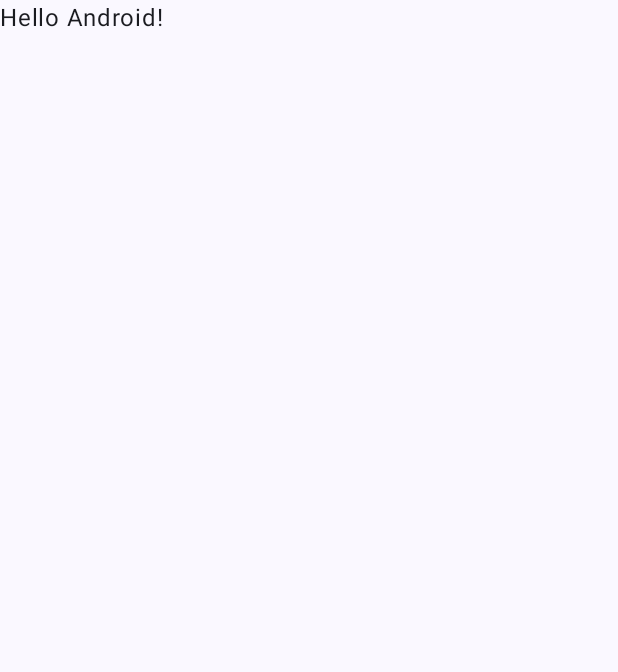
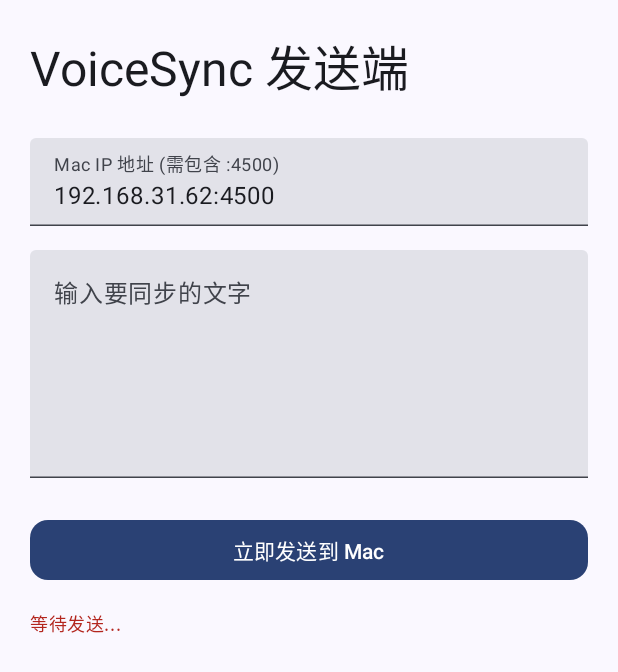
Before and after one commit to sedationh/VoiceSync, an Android app built with Jetpack Compose: the screen it shows after launch (MainActivity), on a phone screen of 412 x 824 dp. Before the commit the part shown is almost empty. Shown: the top 672 px of the screen. Run offline under Robolectric (Android 15) with nearby library versions, the phone set to English and light mode, and no system bars.

Commit message:
feat: Enhance MainActivity with network functionality and UI for sending data to Mac

```diff
--- a/VoiceSyncAndroid/app/src/main/AndroidManifest.xml
+++ b/VoiceSyncAndroid/app/src/main/AndroidManifest.xml
@@ -6,6 +6,7 @@
 
     <application
         android:allowBackup="true"
+        android:usesCleartextTraffic="true"
         android:dataExtractionRules="@xml/data_extraction_rules"
         android:fullBackupContent="@xml/backup_rules"
         android:icon="@mipmap/ic_launcher"
--- a/VoiceSyncAndroid/app/src/main/java/com/sedationh/voicesync/MainActivity.kt
+++ b/VoiceSyncAndroid/app/src/main/java/com/sedationh/voicesync/MainActivity.kt
@@ -1,47 +1,133 @@
 package com.sedationh.voicesync
 
 import android.os.Bundle
+import android.util.Log
 import androidx.activity.ComponentActivity
 import androidx.activity.compose.setContent
 import androidx.activity.enableEdgeToEdge
-import androidx.compose.foundation.layout.fillMaxSize
-import androidx.compose.foundation.layout.padding
-import androidx.compose.material3.Scaffold
-import androidx.compose.material3.Text
-import androidx.compose.runtime.Composable
+import androidx.compose.foundation.layout.*
+import androidx.compose.material3.*
+import androidx.compose.runtime.*
 import androidx.compose.ui.Modifier
-import androidx.compose.ui.tooling.preview.Preview
+import androidx.compose.ui.unit.dp
 import com.sedationh.voicesync.ui.theme.VoiceSyncAndroidTheme
+import kotlinx.coroutines.Dispatchers
+import kotlinx.coroutines.launch
+import okhttp3.*
+import okhttp3.RequestBody.Companion.toRequestBody
+import java.io.IOException
 
 class MainActivity : ComponentActivity() {
+    // 1. 初始化 OkHttp 客户端
+    private val client = OkHttpClient()
+
     override fun onCreate(savedInstanceState: Bundle?) {
         super.onCreate(savedInstanceState)
         enableEdgeToEdge()
         setContent {
             VoiceSyncAndroidTheme {
+                // 2. 状态管理
+                var targetIp by remember { mutableStateOf("192.168.31.62:4500") } // 👈 记得改成你 Mac 的 IP
+                var content by remember { mutableStateOf("") }
+                var logMessage by remember { mutableStateOf("等待发送...") }
+                val scope = rememberCoroutineScope()
+
                 Scaffold(modifier = Modifier.fillMaxSize()) { innerPadding ->
-                    Greeting(
-                        name = "Android",
-                        modifier = Modifier.padding(innerPadding)
-                    )
+                    Column(
+                        modifier = Modifier
+                            .padding(innerPadding)
+                            .padding(20.dp)
+                            .fillMaxSize()
+                    ) {
+                        Text(
+                            text = "VoiceSync 发送端",
+                            style = MaterialTheme.typography.headlineLarge
+                        )
+
+                        Spacer(modifier = Modifier.height(24.dp))
+
+                        // IP 输入框
+                        TextField(
+                            value = targetIp,
+                            onValueChange = { targetIp = it },
+                            label = { Text("Mac IP 地址 (需包含 :4500)") },
+                            modifier = Modifier.fillMaxWidth(),
+                            singleLine = true
+                        )
+
+                        Spacer(modifier = Modifier.height(16.dp))
+
+                        // 内容输入框
+                        TextField(
+                            value = content,
+                            onValueChange = { content = it },
+                            label = { Text("输入要同步的文字") },
+                            modifier = Modifier.fillMaxWidth(),
+                            minLines = 5
+                        )
+
+                        Spacer(modifier = Modifier.height(24.dp))
+
+                        // 发送按钮
+                        Button(
+                            onClick = {
+                                logMessage = "正在发送..."
+                                // 3. 在 IO 线程执行网络请求
+                                scope.launch(Dispatchers.IO) {
+                                    sendToMac(targetIp, content) { success, msg ->
+                                        logMessage = if (success) "同步成功 ✅" else "失败: $msg ❌"
+                                    }
+                                }
+                            },
+                            modifier = Modifier.fillMaxWidth(),
+                            shape = MaterialTheme.shapes.medium
+                        ) {
+                            Text("立即发送到 Mac")
+                        }
+
+                        Spacer(modifier = Modifier.height(16.dp))
+
+                        Text(
+                            text = logMessage,
+                            style = MaterialTheme.typography.bodySmall,
+                            color = if (logMessage.contains("成功")) MaterialTheme.colorScheme.primary else MaterialTheme.colorScheme.error
+                        )
+                    }
                 }
             }
         }
     }
-}
 
-@Composable
-fun Greeting(name: String, modifier: Modifier = Modifier) {
-    Text(
-        text = "Hello $name!",
-        modifier = modifier
-    )
-}
+    // 4. 发送逻辑 (对应 Plan 1.4)
+    private fun sendToMac(ipPort: String, text: String, onResult: (Boolean, String) -> Unit) {
+        if (text.isEmpty()) {
+            onResult(false, "内容不能为空")
+            return
+        }
 
-@Preview(showBackground = true)
-@Composable
-fun GreetingPreview() {
-    VoiceSyncAndroidTheme {
-        Greeting("Android")
+        // 确保 URL 格式正确
+        val url = if (ipPort.startsWith("http")) "$ipPort/sync" else "http://$ipPort/sync"
+
+        val request = Request.Builder()
+            .url(url)
+            .post(text.toRequestBody())
+            .build()
+
+        client.newCall(request).enqueue(object : Callback {
+            override fun onFailure(call: Call, e: IOException) {
+                Log.e("VoiceSync", "请求失败: ${e.message}")
+                onResult(false, e.message ?: "未知错误")
+            }
+
+            override fun onResponse(call: Call, response: Response) {
+                response.use {
+                    if (it.isSuccessful) {
+                        onResult(true, "OK")
+                    } else {
+                        onResult(false, "服务器返回: ${it.code}")
+                    }
+                }
+            }
+        })
     }
 }
```
Also changed, not shown: 1 other file.
